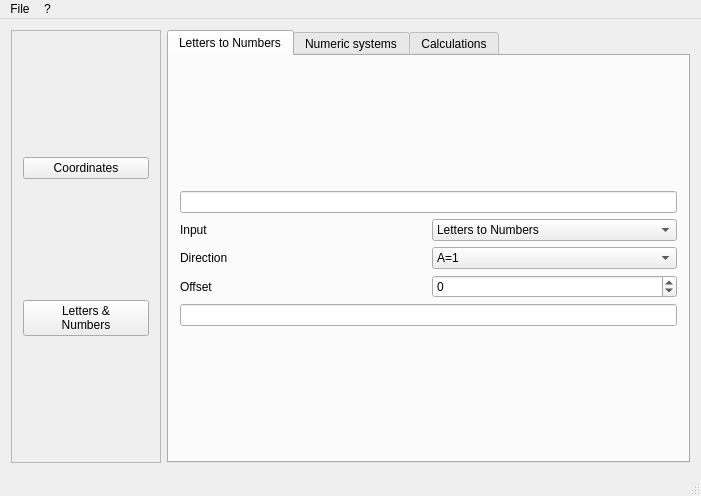
Before: the Qt Designer form gctmainwindow.ui in Syralist/myGCwebTools, drawn with Qt 5.
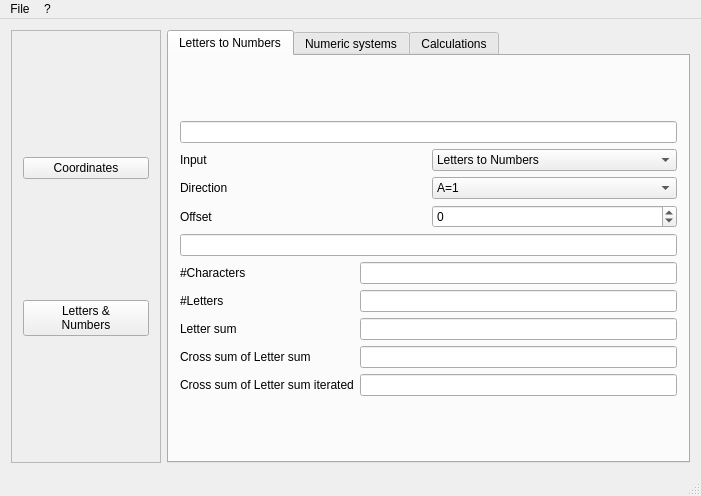
After: the same form once the commit is applied.

Commit message: Letters to Numbers with some Sums calculated.

Diff of the .ui file:
```diff
--- a/gctmainwindow.ui
+++ b/gctmainwindow.ui
@@ -257,7 +257,7 @@
               </property>
              </spacer>
             </item>
-            <item row="4" column="0">
+            <item row="7" column="0">
              <spacer name="verticalSpacer_2">
               <property name="orientation">
                <enum>Qt::Vertical</enum>
@@ -270,6 +270,72 @@
               </property>
              </spacer>
             </item>
+            <item row="6" column="0">
+             <layout class="QFormLayout" name="formLayout">
+              <item row="0" column="0">
+               <widget class="QLabel" name="LetterNumberLabelCharacters">
+                <property name="text">
+                 <string>#Characters</string>
+                </property>
+               </widget>
+              </item>
+              <item row="0" column="1">
+               <widget class="QLineEdit" name="LetterNumberLineCharacters">
+                <property name="readOnly">
+                 <bool>true</bool>
+                </property>
+               </widget>
+              </item>
+              <item row="1" column="0">
+               <widget class="QLabel" name="LetterNumberLabelLetters">
+                <property name="text">
+                 <string>#Letters</string>
+                </property>
+               </widget>
+              </item>
+              <item row="1" column="1">
+               <widget class="QLineEdit" name="LetterNumberLineLetters">
+                <property name="readOnly">
+                 <bool>true</bool>
+                </property>
+               </widget>
+              </item>
+              <item row="3" column="1">
+               <widget class="QLineEdit" name="LetterNumberLineCrossSumLetterSum">
+                <property name="readOnly">
+                 <bool>true</bool>
+                </property>
+               </widget>
+              </item>
+              <item row="3" column="0">
+               <widget class="QLabel" name="LetterNumberLabelCrossSumLetterSum">
+                <property name="text">
+                 <string>Cross sum of Letter sum</string>
+                </property>
+               </widget>
+              </item>
+              <item row="2" column="0">
+               <widget class="QLabel" name="LetterNumberLabelLetterSum">
+                <property name="text">
+                 <string>Letter sum</string>
+                </property>
+               </widget>
+              </item>
+              <item row="2" column="1">
+               <widget class="QLineEdit" name="LetterNumberLineLetterSum"/>
+              </item>
+              <item row="4" column="0">
+               <widget class="QLabel" name="LetterNumberLabelCrossSumLetterSumIterated">
+                <property name="text">
+                 <string>Cross sum of Letter sum iterated</string>
+                </property>
+               </widget>
+              </item>
+              <item row="4" column="1">
+               <widget class="QLineEdit" name="LetterNumberLineCrossSumLetterSumIterated"/>
+              </item>
+             </layout>
+            </item>
            </layout>
           </widget>
           <widget class="QWidget" name="LetterNumberTab02">
```
The commit also changes 4 other files.
